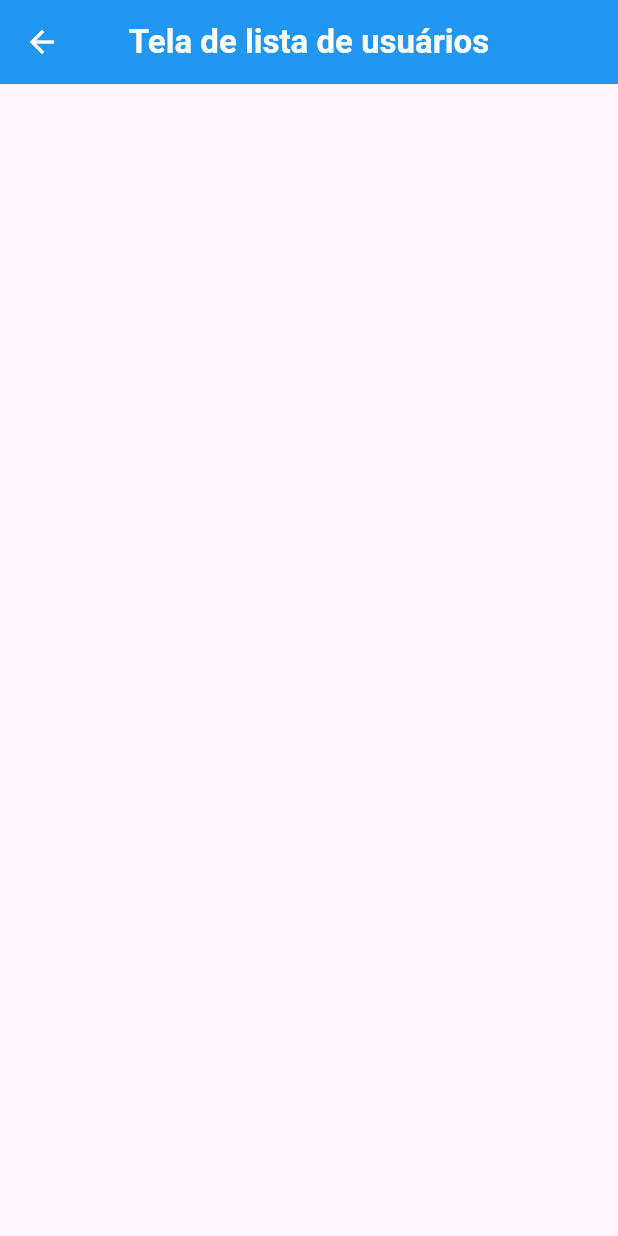
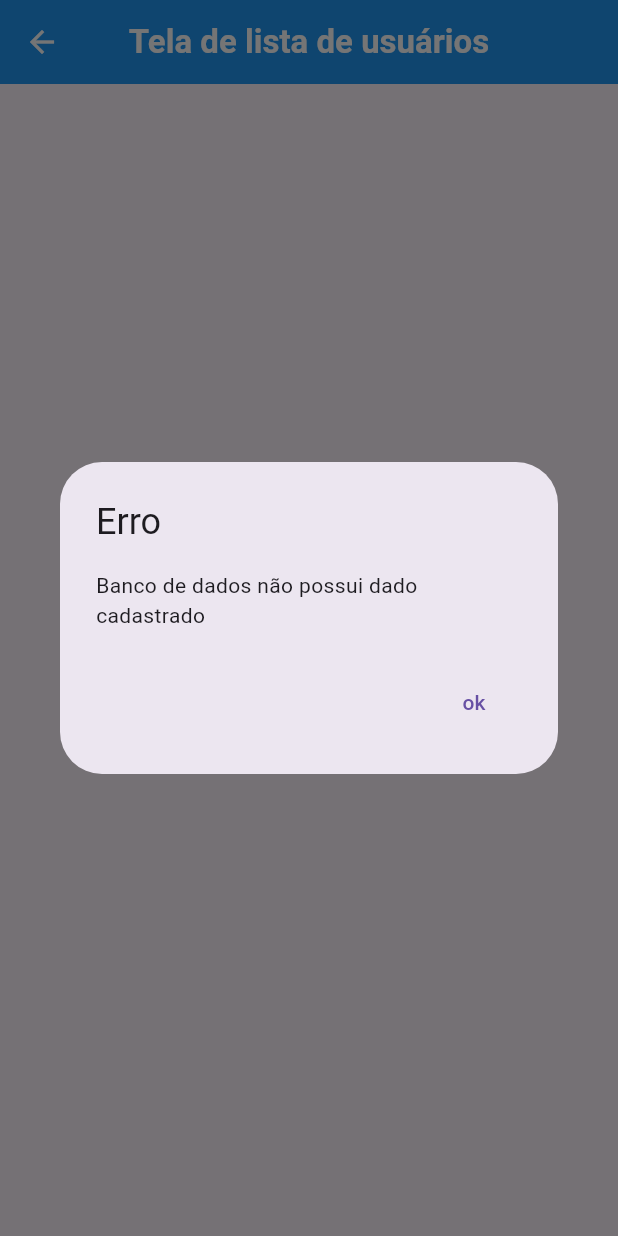
Before and after one commit to mussa010/ProvaParcial, a Flutter app: the TestListView screen opened by its route, on a phone screen of 412 x 824 dp. Run offline on Flutter 3.47's test engine with Material 3 defaults, Android fonts, the phone set to English and light mode, and no system bars; our stand-ins replace device_preview, sqflite; accounts and stored records are empty.

Commit message:
prova parcial

```diff
--- a/lib/view/testListView.dart
+++ b/lib/view/testListView.dart
@@ -81,7 +81,8 @@ class _TestListView extends State<TestListView> {
                 },
               );
             } else {
-
+              const String mensagem = 'Banco de dados não possui dado cadastrado';
+                dialogBox(context, 'Erro', mensagem);
             }
             return const Center(child: CircularProgressIndicator());
           },
```
